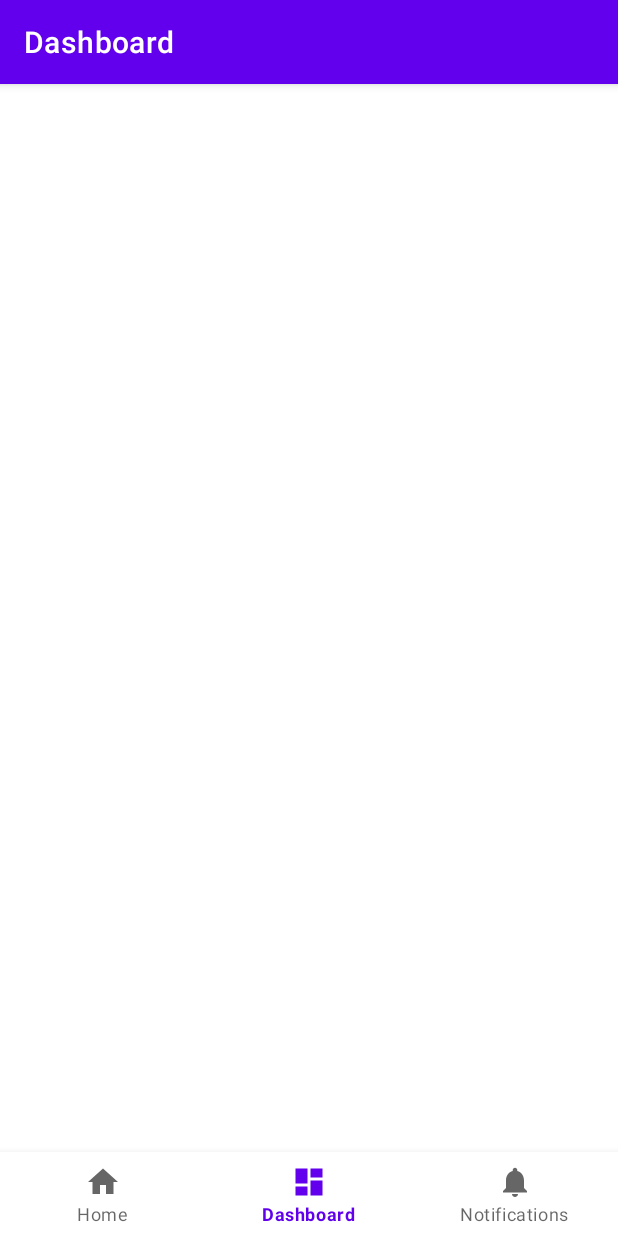
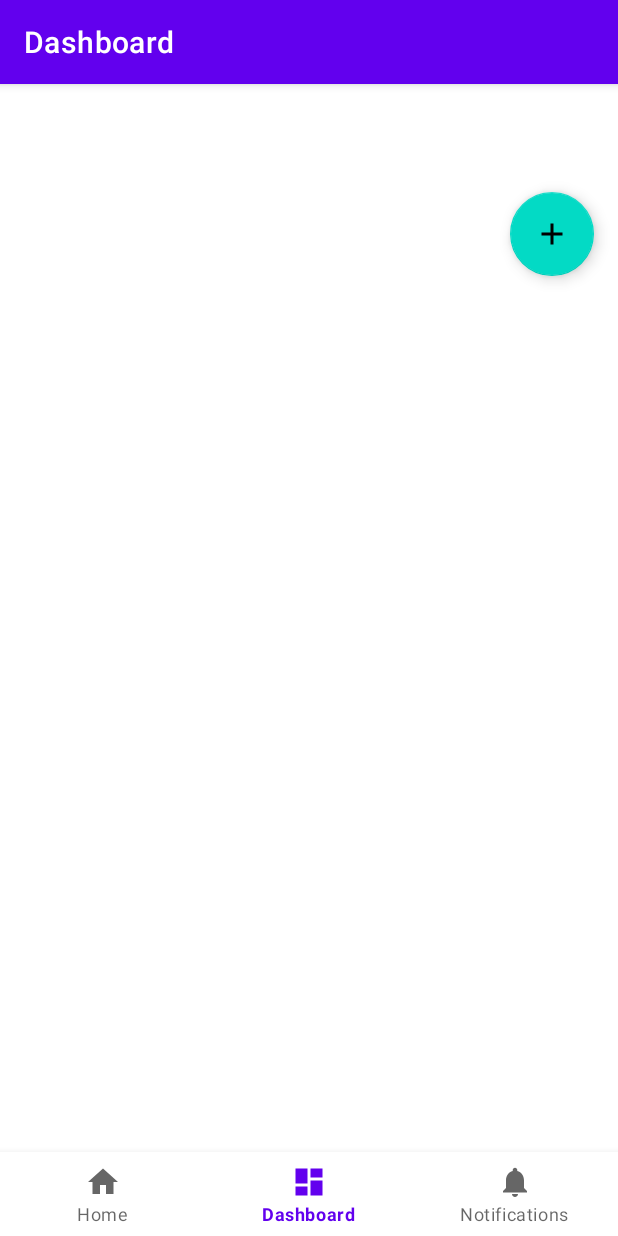
Before and after one commit to HKA-EBusiness/MyMoodBrew, an Android app built with Jetpack Compose: the DashboardFragment screen opened through its navigation route, on a phone screen of 412 x 824 dp. Run offline under Robolectric (Android 15) with nearby library versions, the phone set to English and light mode, and no system bars; our stand-ins replace Dagger/Hilt's generated code, Room's generated code, navigation-ui; pictures from the network do not load; 6 statements that could not run were skipped.

Commit message:
"Add coffeeVariation to the DB" on the dashboard

```diff
--- a/app/build.gradle.kts
+++ b/app/build.gradle.kts
@@ -57,6 +57,7 @@ dependencies {
     implementation(libs.androidx.lifecycle.viewmodel.ktx)
     implementation(libs.androidx.navigation.fragment.ktx)
     implementation(libs.androidx.navigation.ui.ktx)
+    implementation(libs.androidx.material3.android)
     testImplementation(libs.junit)
     androidTestImplementation(libs.androidx.junit)
     androidTestImplementation(libs.androidx.espresso.core)
--- /dev/null
+++ b/app/src/main/res/drawable/ic_add.xml
@@ -0,0 +1,9 @@
+<vector xmlns:android="http://schemas.android.com/apk/res/android"
+    android:width="24dp"
+    android:height="24dp"
+    android:viewportWidth="24.0"
+    android:viewportHeight="24.0">
+    <path
+        android:fillColor="#FF000000"
+        android:pathData="M19,13h-6v6h-2v-6H5v-2h6V5h2v6h6v2z"/>
+</vector>
--- a/app/src/main/res/layout/fragment_coffee_variation_list.xml
+++ b/app/src/main/res/layout/fragment_coffee_variation_list.xml
@@ -1,17 +1,26 @@
-<androidx.constraintlayout.widget.ConstraintLayout xmlns:android="http://schemas.android.com/apk/res/android"
-    xmlns:app="http://schemas.android.com/apk/res-auto"
-    xmlns:tools="http://schemas.android.com/tools"
+<RelativeLayout
+    xmlns:android="http://schemas.android.com/apk/res/android"
     android:layout_width="match_parent"
-    android:layout_height="match_parent"
-    tools:context=".ui.dashboard.CoffeeVariationListFragment">
+    android:layout_height="match_parent">
 
+    <!-- RecyclerView -->
     <androidx.recyclerview.widget.RecyclerView
         android:id="@+id/recyclerViewCoffeeVariations"
-        android:layout_width="0dp"
-        android:layout_height="0dp"
-        app:layout_constraintTop_toTopOf="parent"
-        app:layout_constraintBottom_toBottomOf="parent"
-        app:layout_constraintStart_toStartOf="parent"
-        app:layout_constraintEnd_toEndOf="parent" />
+        android:layout_width="match_parent"
+        android:layout_height="match_parent"
+        android:paddingBottom="56dp"
+        android:clipToPadding="false" />
 
-</androidx.constraintlayout.widget.ConstraintLayout>
+    <!-- Floating Action Button -->
+    <com.google.android.material.floatingactionbutton.FloatingActionButton
+        android:id="@+id/fabAddCoffeeVariation"
+        android:layout_width="wrap_content"
+        android:layout_height="wrap_content"
+        android:layout_alignParentEnd="true"
+        android:layout_alignParentTop="true"
+        android:layout_margin="16dp"
+        android:contentDescription="@string/add_coffee_variation"
+        android:src="@drawable/ic_add"
+        android:tint="@color/white" />
+
+</RelativeLayout>
--- a/gradle/libs.versions.toml
+++ b/gradle/libs.versions.toml
@@ -20,6 +20,7 @@ coil = "2.3.0"
 lifecycle = "2.8.7"
 coroutines = "1.7.3"
 ksp = "1.9.24-1.0.20"
+material3Android = "1.3.1"
 
 [libraries]
 androidx-core-ktx = { group = "androidx.core", name = "core-ktx", version.ref = "coreKtx" }
@@ -46,6 +47,7 @@ androidx-lifecycle-viewmodel-compose = { group = "androidx.lifecycle", name = "l
 kotlinx-coroutines-android = { group = "org.jetbrains.kotlinx", name = "kotlinx-coroutines-android", version.ref = "coroutines" }
 androidx-room-ktx = { group = "androidx.room", name = "room-ktx", version.ref = "room" }
 ksp = { group = "com.google.devtools.ksp", name = "ksp", version.ref = "ksp" }
+androidx-material3-android = { group = "androidx.compose.material3", name = "material3-android", version.ref = "material3Android" }
 
 [plugins]
 android-application = { id = "com.android.application", version.ref = "agp" }
```
Also changed, not shown: app/src/main/java/com/example/mymoodbrew_v2/ui/dashboard/DashboardFragment.kt (+43 -0 lines), app/src/main/java/com/example/mymoodbrew_v2/ui/dashboard/DashboardViewModel.kt (+7 -0 lines), app/src/main/res/layout/add_coffee_variation_dialog.xml (added, +69 -0 lines), app/src/main/res/values/strings.xml (+8 -0 lines).
